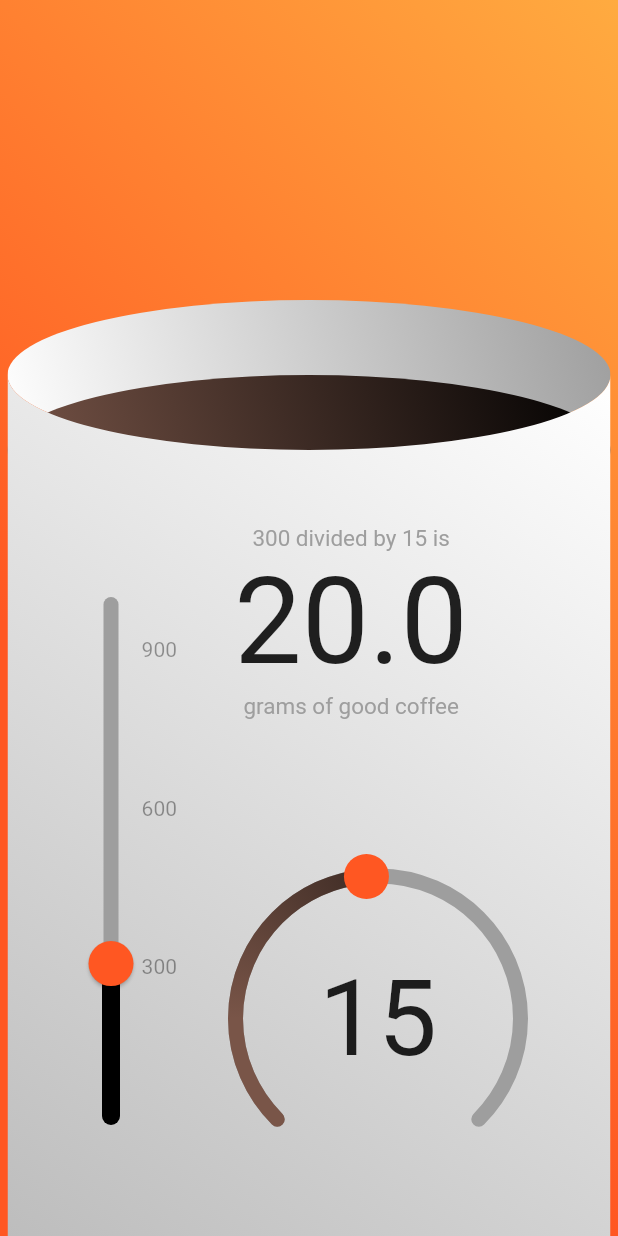
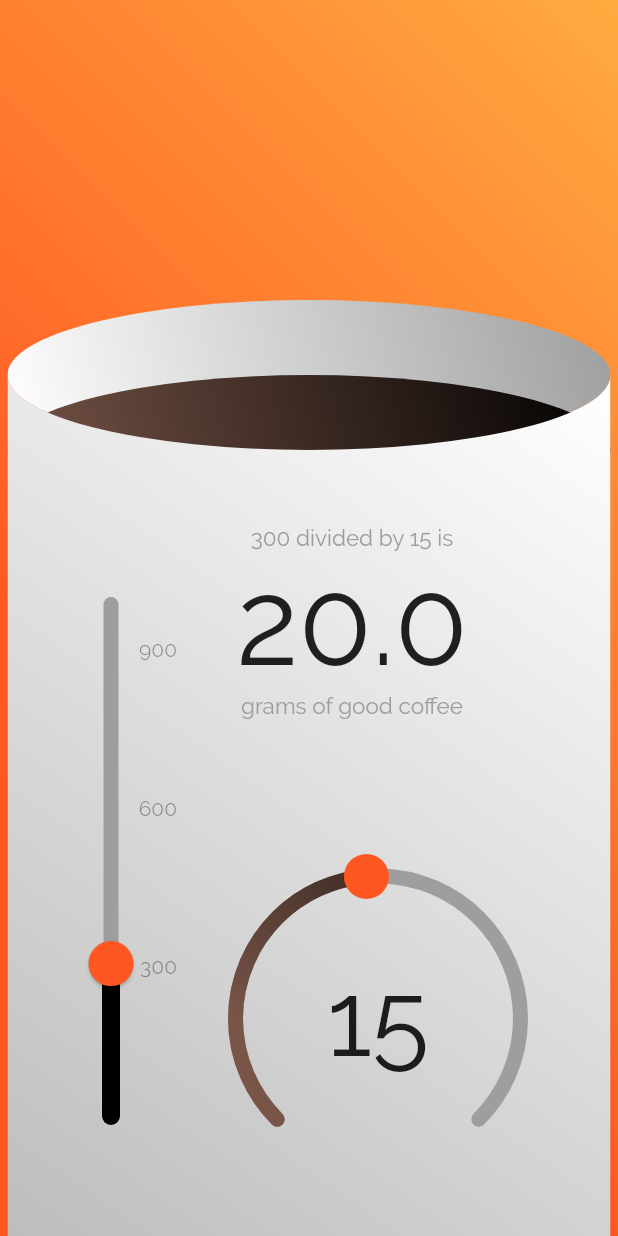
Before and after one commit to bjornnorgaard/brewbrah, a Flutter app: the screen it shows after launch, on a phone screen of 412 x 824 dp. Run offline on Flutter 3.47's test engine with Material 2 defaults, Android fonts, the phone set to English and light mode, and no system bars; drawn by our look-alikes of sleek_circular_slider.

Commit message:
Added new font and icons

```diff
--- a/brewbrah/lib/main.dart
+++ b/brewbrah/lib/main.dart
@@ -15,6 +15,7 @@ class MyApp extends StatelessWidget {
         debugShowCheckedModeBanner: false,
         theme: ThemeData(
           primarySwatch: Colors.blue,
+            fontFamily: "Raleway"
         ),
         home: Coffee(),
       ),
```
Also changed, not shown: brewbrah/pubspec.yaml (+12 -43 lines), brewbrah/assets/fonts/Raleway-Regular.ttf (added), brewbrah/assets/logo.png (added), brewbrah/pubspec.lock, 21 other files.
